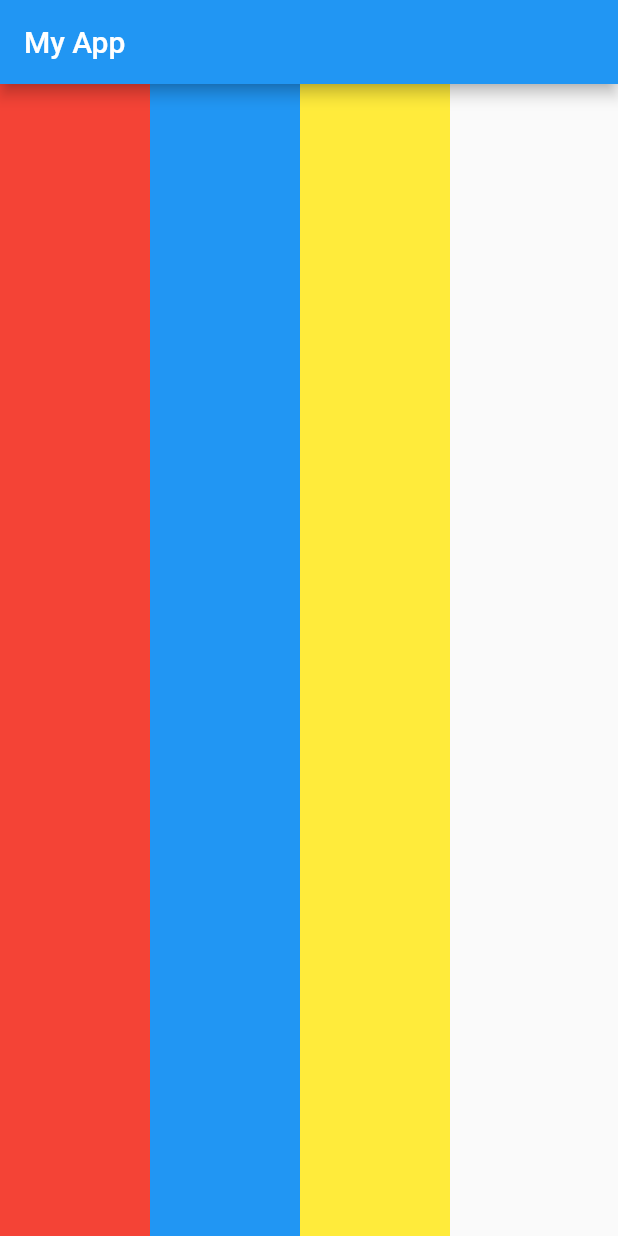
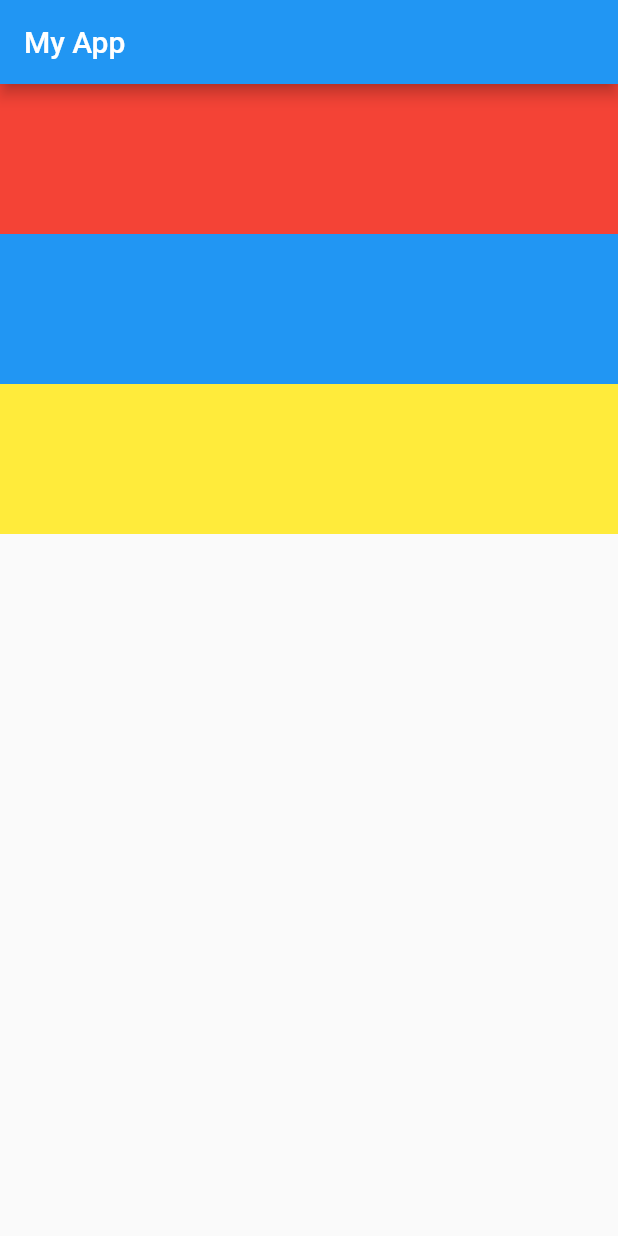
Before and after one commit to sanayut123/basic_widget, a Flutter app: the screen it shows after launch, on a phone screen of 412 x 824 dp. Run offline on Flutter 3.47's test engine with Material 2 defaults, Android fonts, the phone set to English and light mode, and no system bars.

Commit message:
Column widget

```diff
--- a/lib/main.dart
+++ b/lib/main.dart
@@ -27,18 +27,18 @@ class MyApp extends StatelessWidget {
 class basicWidget extends StatelessWidget {
   @override
   Widget build(BuildContext context) {
-    return Row(
+    return Column(
       children: [
         Container(
-          width: 100.0,
+          height: 100.0,
           color: Colors.red,
         ),
         Container(
-          width: 100.0,
+          height: 100.0,
           color: Colors.blue,
         ),
         Container(
-          width: 100.0,
+          height: 100.0,
           color: Colors.yellow,
         ),
       ],
```
